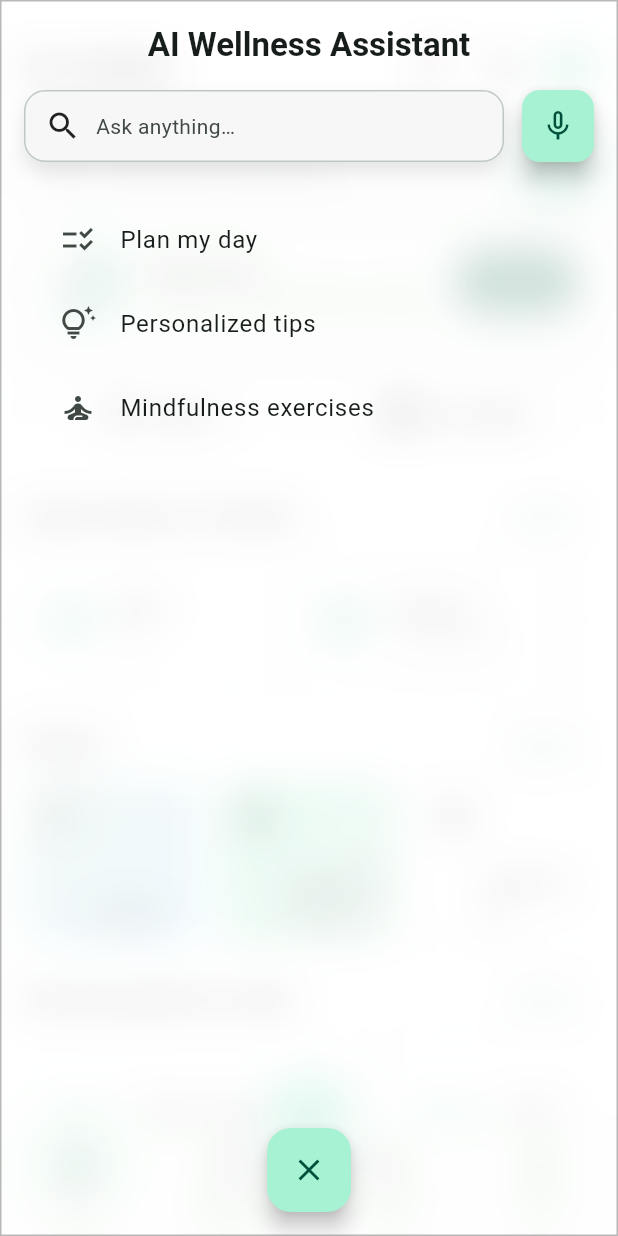
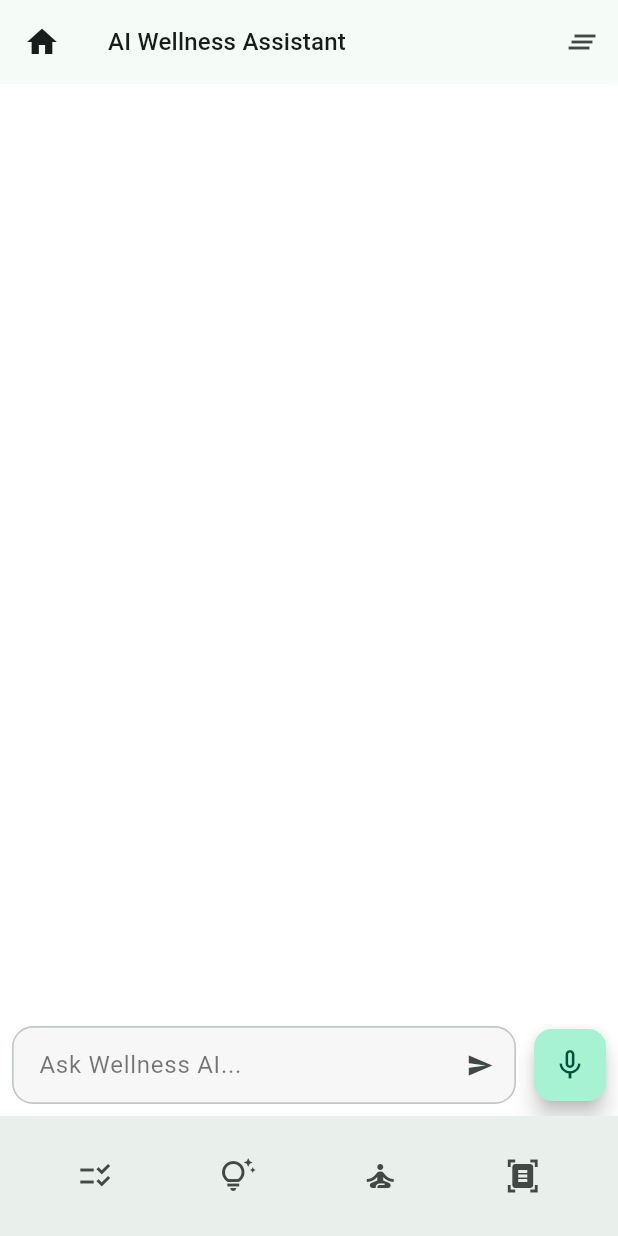
Before and after one commit to ejazhasnaat/eftar_wellness, a Flutter app: the screen it shows after launch, after a tap on "Google", after a tap on "AI", on a phone screen of 412 x 824 dp. Run offline on Flutter 3.47's test engine with Material 3 defaults, Android fonts, the phone set to English and light mode, and no system bars; our stand-ins replace drift, file_picker, flutter_riverpod, go_router, image_picker, riverpod and 1 more; accounts and stored records are empty; generated files the repository leaves out were written again.

Commit message:
Updated AI Assitant screen

```diff
--- a/lib/app/router.dart
+++ b/lib/app/router.dart
@@ -12,6 +12,7 @@ import '../features/onboarding/presentation/expert_details_screen.dart';
 import '../features/onboarding/presentation/approval_status_screen.dart';
 import '../features/wellness_profile/presentation/body_step_screen.dart';
 import '../features/wellness_profile/presentation/goals_step_screen.dart';
+import '../features/ai_assistant/presentation/screens/ai_chat_screen.dart';
 
 final appRouterProvider = Provider<GoRouter>((ref) {
   return GoRouter(
@@ -39,6 +40,9 @@ final appRouterProvider = Provider<GoRouter>((ref) {
       GoRoute(
           path: '/onboard/wellness/goals',
           builder: (context, state) => const GoalsStepScreen()),
+      GoRoute(
+          path: '/assistant',
+          builder: (context, state) => const AiChatScreen()),
     ],
   );
 });
--- a/lib/core/constants/feature_flags.dart
+++ b/lib/core/constants/feature_flags.dart
@@ -1,5 +1,6 @@
 class FeatureFlags {
-  static const bool aiAssistantVoice = false;
+  static const bool aiAssistantVoice = true;
+  static const bool aiAssistantScanMeal = true;
   static const bool community = true;
   static const bool commerce = false;
 }
--- /dev/null
+++ b/lib/features/ai_assistant/domain/ai_message.dart
@@ -0,0 +1,6 @@
+class AiMessage {
+  final String content;
+  final bool isUser;
+
+  const AiMessage({required this.content, required this.isUser});
+}
--- /dev/null
+++ b/lib/features/ai_assistant/presentation/screens/ai_chat_screen.dart
@@ -0,0 +1,198 @@
+import 'package:flutter/material.dart';
+import 'package:flutter_riverpod/flutter_riverpod.dart';
+import 'package:go_router/go_router.dart';
+
+import '../../application/ai_chat_controller.dart';
+import '../../domain/ai_message.dart';
+import '../../../../core/constants/feature_flags.dart';
+
+class AiChatScreen extends ConsumerStatefulWidget {
+  const AiChatScreen({super.key});
+
+  @override
+  ConsumerState<AiChatScreen> createState() => _AiChatScreenState();
+}
+
+class _AiChatScreenState extends ConsumerState<AiChatScreen> {
+  final _textController = TextEditingController();
+  final _scrollController = ScrollController();
+
+  @override
+  void dispose() {
+    _textController.dispose();
+    _scrollController.dispose();
+    super.dispose();
+  }
+
+  @override
+  Widget build(BuildContext context) {
+    final messages = ref.watch(aiChatControllerProvider);
+    final controller = ref.read(aiChatControllerProvider.notifier);
+
+    return Scaffold(
+      appBar: AppBar(
+        leading: IconButton(
+          icon: const Icon(Icons.home),
+          onPressed: () => context.go('/'),
+        ),
+        title: Text(
+          'AI Wellness Assistant',
+          style: Theme.of(context).textTheme.titleMedium,
+        ),
+        actions: [
+          IconButton(
+            tooltip: 'Clear chat',
+            icon: const Icon(Icons.clear_all),
+            onPressed: controller.clearChat,
+          ),
+        ],
+      ),
+      body: Column(
+        children: [
+          Expanded(
+            child: ListView.builder(
+              controller: _scrollController,
+              padding: const EdgeInsets.all(16),
+              itemCount: messages.length,
+              itemBuilder: (context, index) {
+                final m = messages[index];
+                return Align(
+                  alignment:
+                      m.isUser ? Alignment.centerRight : Alignment.centerLeft,
+                  child: Container(
+                    padding:
+                        const EdgeInsets.symmetric(horizontal: 12, vertical: 8),
+                    margin: const EdgeInsets.symmetric(vertical: 4),
+                    decoration: BoxDecoration(
+                      color: m.isUser
+                          ? Theme.of(context).colorScheme.primaryContainer
+                          : Theme.of(context).colorScheme.surfaceVariant,
+                      borderRadius: BorderRadius.circular(12),
+                    ),
+                    child: Text(m.content),
+                  ),
+                );
+              },
+            ),
+          ),
+          _InputBar(
+            controller: _textController,
+            onSend: (text) async {
+              if (text.trim().isEmpty) return;
+              await controller.sendText(text);
+              _textController.clear();
+              _scrollController.animateTo(
+                _scrollController.position.maxScrollExtent + 60,
+                duration: const Duration(milliseconds: 300),
+                curve: Curves.easeOut,
+              );
+            },
+          ),
+        ],
+      ),
+      bottomNavigationBar: _AssistantBottomBar(onScanMeal: controller.analyzeMeal),
+    );
+  }
+}
+
+class _InputBar extends ConsumerWidget {
+  const _InputBar({required this.controller, required this.onSend});
+  final TextEditingController controller;
+  final Future<void> Function(String text) onSend;
+
+  @override
+  Widget build(BuildContext context, WidgetRef ref) {
+    final canVoice = FeatureFlags.aiAssistantVoice;
+    final cs = Theme.of(context).colorScheme;
+
+    return SafeArea(
+      top: false,
+      child: Padding(
+        padding: const EdgeInsets.all(8),
+        child: Row(
+          children: [
+            Expanded(
+              child: TextField(
+                controller: controller,
+                minLines: 1,
+                maxLines: 4,
+                keyboardType: TextInputType.multiline,
+                decoration: InputDecoration(
+                  hintText: 'Ask Wellness AI...',
+                  border: const OutlineInputBorder(),
+                  isDense: true,
+                  suffixIcon: IconButton(
+                    tooltip: 'Send',
+                    onPressed: () => onSend(controller.text),
+                    icon: Icon(Icons.send, color: cs.onSurfaceVariant),
+                  ),
+                ),
+                onSubmitted: onSend,
+              ),
+            ),
+            const SizedBox(width: 12),
+            if (canVoice)
+              SizedBox(
+                height: 48,
+                width: 48,
+                child: FloatingActionButton.small(
+                  heroTag: '_mic_ai',
+                  tooltip: 'Mic',
+                  onPressed: () {
+                    // Placeholder: replace with speech_to_text later
+                    controller.text = "🎤 Listening...";
+                  },
+                  child: const Icon(Icons.mic_none),
+                ),
+              ),
+          ],
+        ),
+      ),
+    );
+  }
+}
+
+class _AssistantBottomBar extends ConsumerWidget {
+  const _AssistantBottomBar({required this.onScanMeal});
+  final Future<void> Function() onScanMeal;
+
+  @override
+  Widget build(BuildContext context, WidgetRef ref) {
+    return BottomAppBar(
+      child: SafeArea(
+        top: false,
+        child: Row(
+          mainAxisAlignment: MainAxisAlignment.spaceAround,
+          children: [
+            IconButton(
+              tooltip: 'Plan Day',
+              icon: const Icon(Icons.checklist_rtl),
+              onPressed: () =>
+                  ref.read(aiChatControllerProvider.notifier).sendText('Plan my day'),
+            ),
+            IconButton(
+              tooltip: 'Tips',
+              icon: const Icon(Icons.tips_and_updates_outlined),
+              onPressed: () => ref
+                  .read(aiChatControllerProvider.notifier)
+                  .sendText('Give me personalized tips'),
+            ),
+            IconButton(
+              tooltip: 'Mindfulness',
+              icon: const Icon(Icons.self_improvement),
+              onPressed: () => ref
+                  .read(aiChatControllerProvider.notifier)
+                  .sendText('Mindfulness exercises'),
+            ),
+            if (FeatureFlags.aiAssistantScanMeal)
+              IconButton(
+                tooltip: 'Scan Meal',
+                icon: const Icon(Icons.document_scanner),
+                onPressed: onScanMeal,
+              ),
+          ],
+        ),
+      ),
+    );
+  }
+}
--- a/lib/features/home/presentation/screens/home_screen.dart
+++ b/lib/features/home/presentation/screens/home_screen.dart
@@ -7,7 +7,6 @@ import '../../../../app/theme/app_theme.dart';
 import '../widgets/assistant_row.dart';
 import '../widgets/trackers_grid.dart';
 import '../widgets/recommendation_scroller.dart';
-import '../widgets/ai_assistant_panel.dart';
 import '../widgets/glass_panel.dart';
 
 class HomeScreen extends ConsumerWidget {
@@ -49,8 +48,8 @@ class HomeScreen extends ConsumerWidget {
       ),
       floatingActionButton: FloatingActionButton(
         heroTag: '_ai_fab',
-        tooltip: 'AI Assistant',
-        onPressed: () => showAiAssistantPanel(context),
+        tooltip: 'AI Wellness Assistant',
+        onPressed: () => context.push('/assistant'),
         child: const Text(
           'AI',
           style: TextStyle(fontWeight: FontWeight.w700, fontSize: 18),
```
Also changed, not shown: lib/features/ai_assistant/application/ai_chat_controller.dart (added, +37 -0 lines), lib/features/ai_assistant/data/ai_assistant_repository.dart (added, +33 -0 lines).
